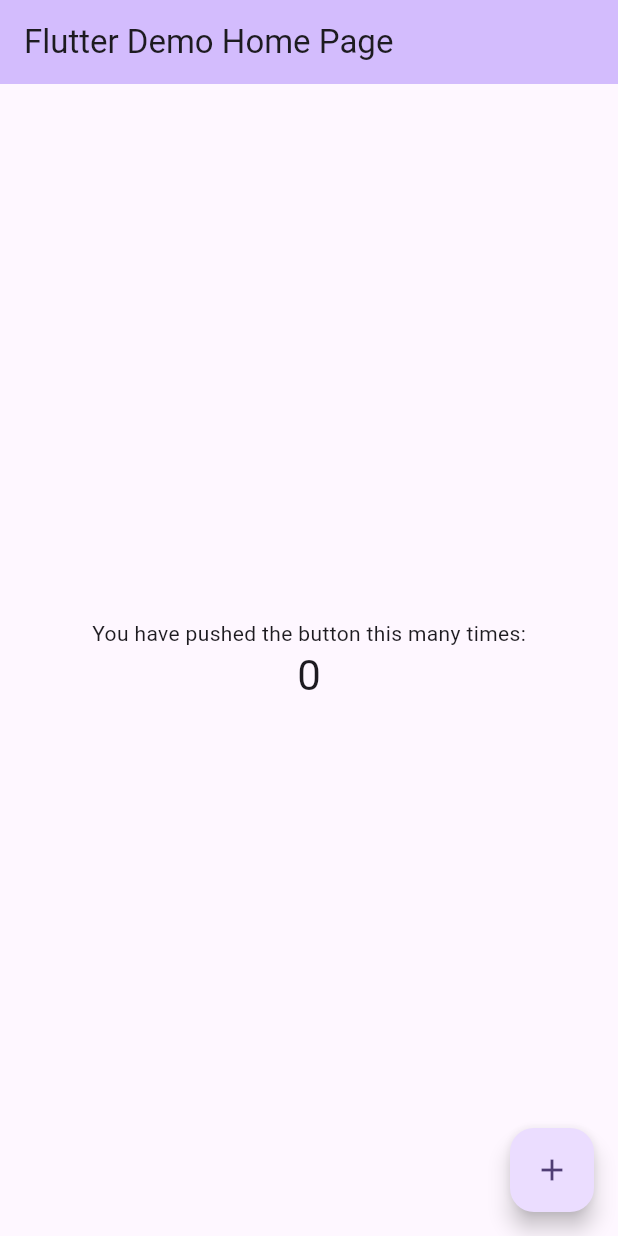
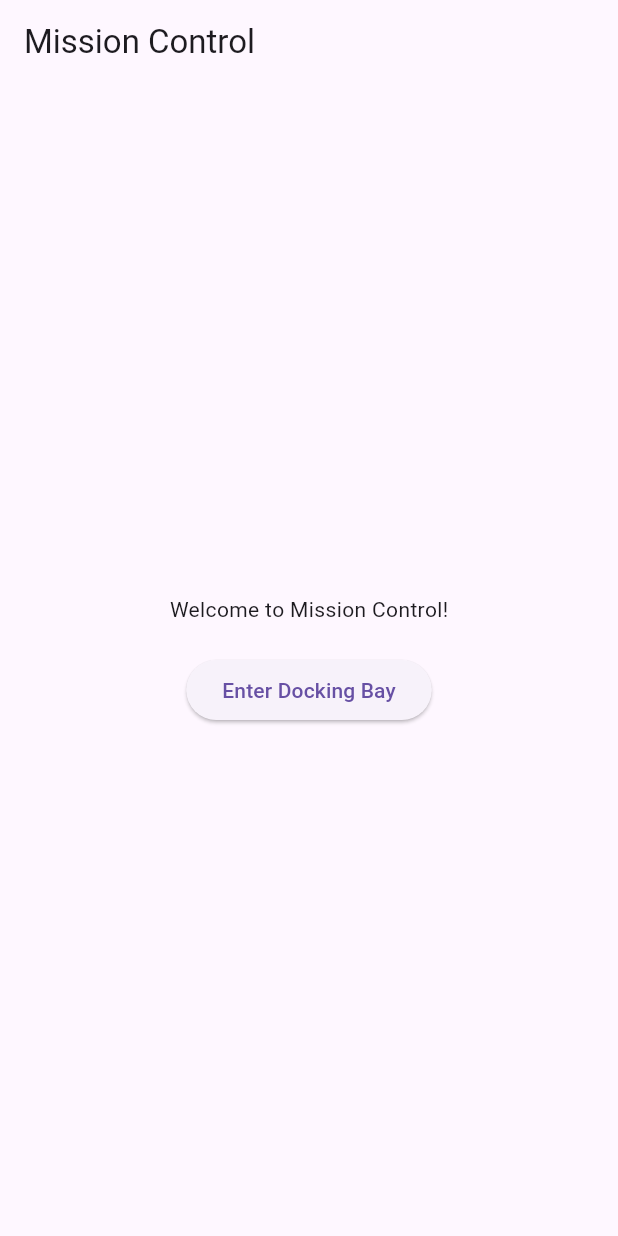
Before and after one commit to prestonmixon28-del/instrestellr, a Flutter app: the screen it shows after launch, on a phone screen of 412 x 824 dp. Run offline on Flutter 3.47's test engine with Material 3 defaults, Android fonts, the phone set to English and light mode, and no system bars.

Commit message:
phase 1 attempted

```diff
--- a/lib/main.dart
+++ b/lib/main.dart
@@ -1,121 +1,66 @@
 import 'package:flutter/material.dart';
 
 void main() {
-  runApp(const MyApp());
+  runApp(const CosmicExplorerApp());
 }
 
-class MyApp extends StatelessWidget {
-  const MyApp({super.key});
+class CosmicExplorerApp extends StatelessWidget {
+  const CosmicExplorerApp({super.key});
 
-  // This widget is the root of your application.
   @override
   Widget build(BuildContext context) {
     return MaterialApp(
-      title: 'Flutter Demo',
-      theme: ThemeData(
-        // This is the theme of your application.
-        //
-        // TRY THIS: Try running your application with "flutter run". You'll see
-        // the application has a purple toolbar. Then, without quitting the app,
-        // try changing the seedColor in the colorScheme below to Colors.green
-        // and then invoke "hot reload" (save your changes or press the "hot
-        // reload" button in a Flutter-supported IDE, or press "r" if you used
-        // the command line to start the app).
-        //
-        // Notice that the counter didn't reset back to zero; the application
-        // state is not lost during the reload. To reset the state, use hot
-        // restart instead.
-        //
-        // This works for code too, not just values: Most code changes can be
-        // tested with just a hot reload.
-        colorScheme: .fromSeed(seedColor: Colors.deepPurple),
-      ),
-      home: const MyHomePage(title: 'Flutter Demo Home Page'),
+      title: 'Cosmic Explorer',
+      home: const MissionControl(),
     );
   }
 }
 
-class MyHomePage extends StatefulWidget {
-  const MyHomePage({super.key, required this.title});
-
-  // This widget is the home page of your application. It is stateful, meaning
-  // that it has a State object (defined below) that contains fields that affect
-  // how it looks.
-
-  // This class is the configuration for the state. It holds the values (in this
-  // case the title) provided by the parent (in this case the App widget) and
-  // used by the build method of the State. Fields in a Widget subclass are
-  // always marked "final".
-
-  final String title;
-
-  @override
-  State<MyHomePage> createState() => _MyHomePageState();
-}
-
-class _MyHomePageState extends State<MyHomePage> {
-  int _counter = 0;
-
-  void _incrementCounter() {
-    setState(() {
-      // This call to setState tells the Flutter framework that something has
-      // changed in this State, which causes it to rerun the build method below
-      // so that the display can reflect the updated values. If we changed
-      // _counter without calling setState(), then the build method would not be
-      // called again, and so nothing would appear to happen.
-      _counter++;
-    });
-  }
+class MissionControl extends StatelessWidget {
+  const MissionControl({super.key});
 
   @override
   Widget build(BuildContext context) {
-    // This method is rerun every time setState is called, for instance as done
-    // by the _incrementCounter method above.
-    //
-    // The Flutter framework has been optimized to make rerunning build methods
-    // fast, so that you can just rebuild anything that needs updating rather
-    // than having to individually change instances of widgets.
     return Scaffold(
-      appBar: AppBar(
-        // TRY THIS: Try changing the color here to a specific color (to
-        // Colors.amber, perhaps?) and trigger a hot reload to see the AppBar
-        // change color while the other colors stay the same.
-        backgroundColor: Theme.of(context).colorScheme.inversePrimary,
-        // Here we take the value from the MyHomePage object that was created by
-        // the App.build method, and use it to set our appbar title.
-        title: Text(widget.title),
-      ),
+      appBar: AppBar(title: const Text('Mission Control')),
       body: Center(
-        // Center is a layout widget. It takes a single child and positions it
-        // in the middle of the parent.
         child: Column(
-          // Column is also a layout widget. It takes a list of children and
-          // arranges them vertically. By default, it sizes itself to fit its
-          // children horizontally, and tries to be as tall as its parent.
-          //
-          // Column has various properties to control how it sizes itself and
-          // how it positions its children. Here we use mainAxisAlignment to
-          // center the children vertically; the main axis here is the vertical
-          // axis because Columns are vertical (the cross axis would be
-          // horizontal).
-          //
-          // TRY THIS: Invoke "debug painting" (choose the "Toggle Debug Paint"
-          // action in the IDE, or press "p" in the console), to see the
-          // wireframe for each widget.
-          mainAxisAlignment: .center,
+          mainAxisAlignment: MainAxisAlignment.center,
           children: [
-            const Text('You have pushed the button this many times:'),
-            Text(
-              '$_counter',
-              style: Theme.of(context).textTheme.headlineMedium,
+            const Text('Welcome to Mission Control!'),
+            const SizedBox(height: 20),
+            ElevatedButton(
+              onPressed: () {
+                Navigator.push(
+                  context,
+                  MaterialPageRoute(
+                    builder: (context) => const DockingBay(),
+                  ),
+                );
+              },
+              child: const Text('Enter Docking Bay'),
             ),
           ],
         ),
-      ),
-      floatingActionButton: FloatingActionButton(
-        onPressed: _incrementCounter,
-        tooltip: 'Increment',
-        child: const Icon(Icons.add),
+      )
+    );
+  }
+}
+
+class DockingBay extends StatelessWidget {
+  const DockingBay({super.key});
+
+  @override
+  Widget build(BuildContext context) {
+    return Scaffold(
+      appBar: AppBar(title: const Text('Docking Bay Telemetry')),
+      body: Center(
+        child: ElevatedButton(
+          onPressed: () {
+            Navigator.pop(context);
+          },
+          child: const Text('Return to Control'),
+        ),
       ),
     );
   }
```
Also changed, not shown: 1 other file.
